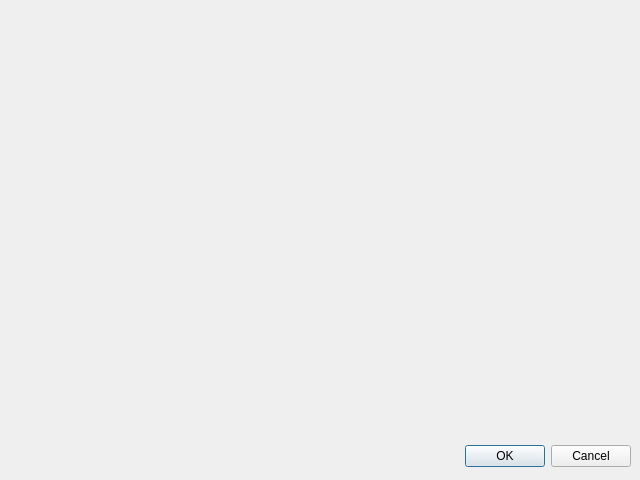
Above: addflightmodal.ui from MrRufRUS/CourseWork2023 before the change. Below: the same form after it.
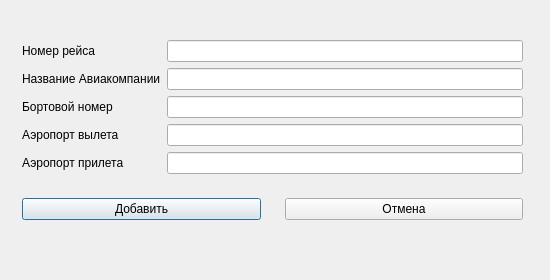
That is the form after the change.

The edit to the form file:
```diff
--- a/addflightmodal.ui
+++ b/addflightmodal.ui
@@ -6,28 +6,119 @@
    <rect>
     <x>0</x>
     <y>0</y>
-    <width>640</width>
-    <height>480</height>
+    <width>550</width>
+    <height>280</height>
    </rect>
   </property>
   <property name="windowTitle">
    <string>Dialog</string>
   </property>
-  <widget class="QDialogButtonBox" name="buttonBox">
+  <widget class="QWidget" name="">
    <property name="geometry">
     <rect>
-     <x>10</x>
-     <y>440</y>
-     <width>621</width>
-     <height>32</height>
+     <x>22</x>
+     <y>40</y>
+     <width>501</width>
+     <height>180</height>
     </rect>
    </property>
-   <property name="orientation">
-    <enum>Qt::Horizontal</enum>
-   </property>
-   <property name="standardButtons">
-    <set>QDialogButtonBox::Cancel|QDialogButtonBox::Ok</set>
-   </property>
+   <layout class="QVBoxLayout" name="verticalLayout">
+    <item>
+     <layout class="QFormLayout" name="formLayout">
+      <item row="0" column="0">
+       <widget class="QLabel" name="label">
+        <property name="text">
+         <string>Номер рейса</string>
+        </property>
+       </widget>
+      </item>
+      <item row="0" column="1">
+       <widget class="QLineEdit" name="numberOfFlight">
+        <property name="maxLength">
+         <number>7</number>
+        </property>
+       </widget>
+      </item>
+      <item row="1" column="0">
+       <widget class="QLabel" name="label_2">
+        <property name="text">
+         <string>Название Авиакомпании</string>
+        </property>
+       </widget>
+      </item>
+      <item row="1" column="1">
+       <widget class="QLineEdit" name="nameOfAirline">
+        <property name="maxLength">
+         <number>30</number>
+        </property>
+       </widget>
+      </item>
+      <item row="2" column="0">
+       <widget class="QLabel" name="label_3">
+        <property name="text">
+         <string>Бортовой номер</string>
+        </property>
+       </widget>
+      </item>
+      <item row="2" column="1">
+       <widget class="QLineEdit" name="onBoardNumber">
+        <property name="maxLength">
+         <number>8</number>
+        </property>
+       </widget>
+      </item>
+      <item row="3" column="0">
+       <widget class="QLabel" name="label_4">
+        <property name="text">
+         <string>Аэропорт вылета</string>
+        </property>
+       </widget>
+      </item>
+      <item row="3" column="1">
+       <widget class="QLineEdit" name="departureAirport">
+        <property name="maxLength">
+         <number>4</number>
+        </property>
+       </widget>
+      </item>
+      <item row="4" column="0">
+       <widget class="QLabel" name="label_5">
+        <property name="text">
+         <string>Аэропорт прилета</string>
+        </property>
+       </widget>
+      </item>
+      <item row="4" column="1">
+       <widget class="QLineEdit" name="arrivalAirport">
+        <property name="maxLength">
+         <number>4</number>
+        </property>
+       </widget>
+      </item>
+     </layout>
+    </item>
+    <item>
+     <layout class="QHBoxLayout" name="horizontalLayout">
+      <property name="spacing">
+       <number>24</number>
+      </property>
+      <item>
+       <widget class="QPushButton" name="addButton">
+        <property name="text">
+         <string>Добавить</string>
+        </property>
+       </widget>
+      </item>
+      <item>
+       <widget class="QPushButton" name="cancelButton">
+        <property name="text">
+         <string>Отмена</string>
+        </property>
+       </widget>
+      </item>
+     </layout>
+    </item>
+   </layout>
   </widget>
  </widget>
  <resources/>
```
Left out of the diff: 37 changed lines with no effect on the pictures.
